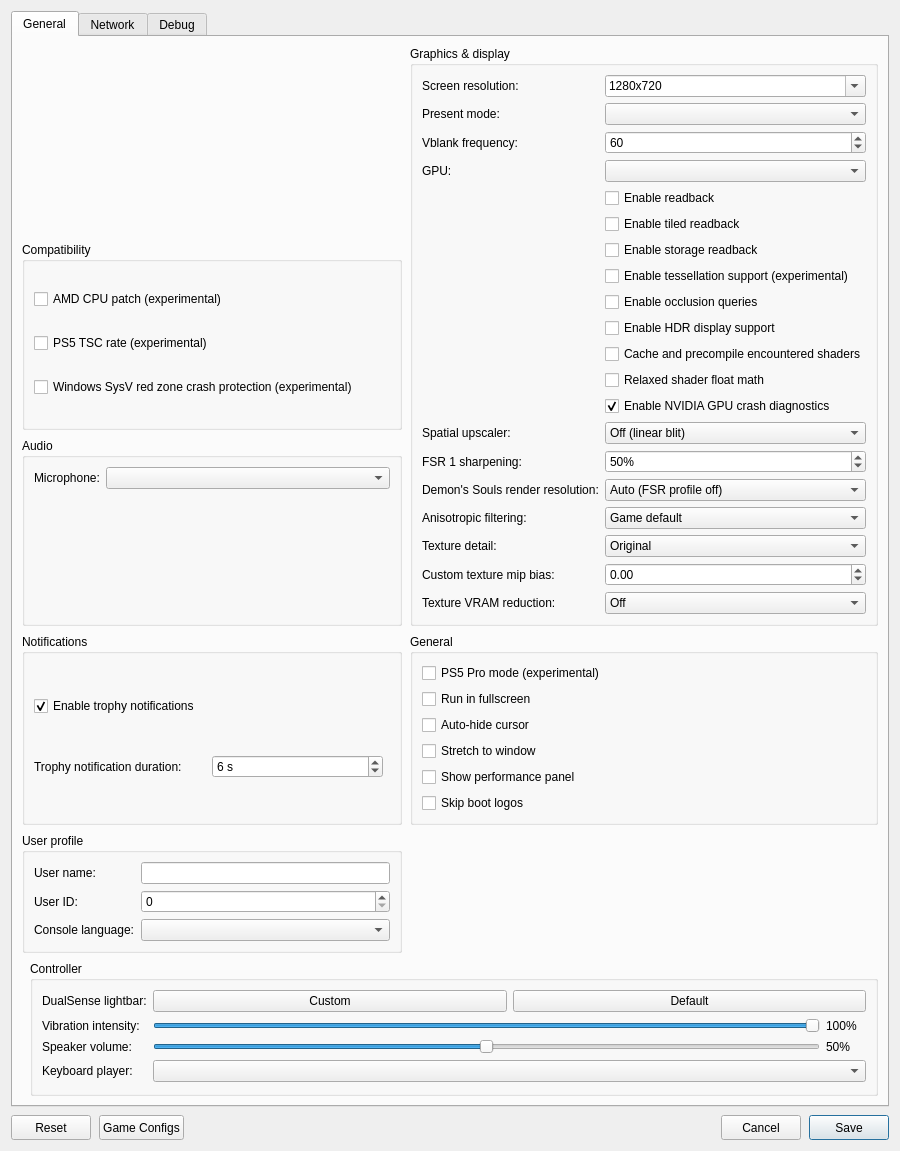
First picture: the form in src/launcher/forms/configuration_edit_dialog.ui, repository TamanGitUser/KytyPS5, before the edit.
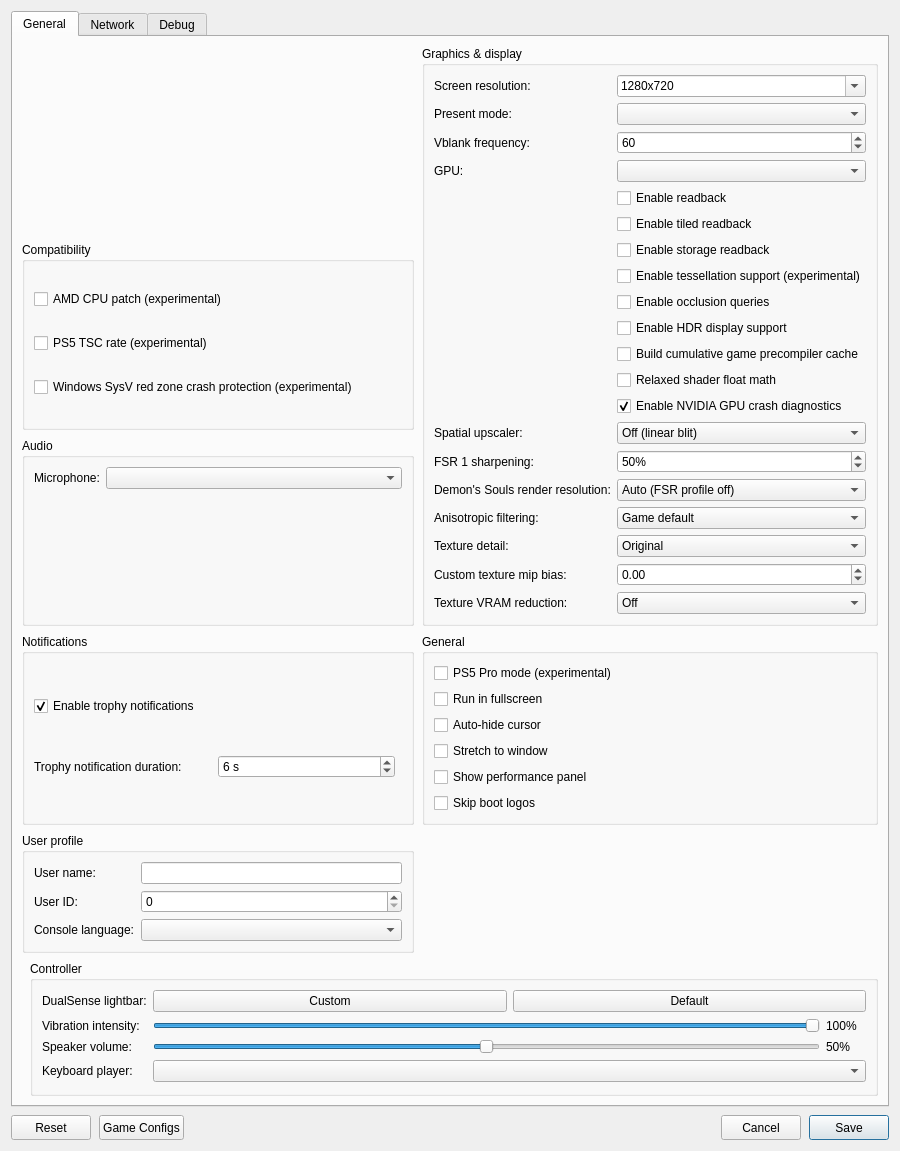
Second picture: the form after the edit. Custom widgets are drawn as their Qt base class.

Commit message: graphics: build cumulative game shader and pipeline precompiler

What changed in the file:
```diff
--- a/src/launcher/forms/configuration_edit_dialog.ui
+++ b/src/launcher/forms/configuration_edit_dialog.ui
@@ -199,8 +199,8 @@
             </item>
             <item row="11" column="1">
              <widget class="QCheckBox" name="checkBox_shader_cache">
-              <property name="toolTip"><string>Record shaders and pipelines this game actually uses, then compile that learned set at a later launch. This does not discover shaders or pipelines the game has never used.</string></property>
-              <property name="text"><string>Cache and precompile encountered shaders</string></property>
+              <property name="toolTip"><string>Build a cumulative game shader/pipeline cache. Each session records newly encountered shader variants and graphics pipeline states; the next compatible launch precompiles the entire stored set. The cache grows as you visit more areas. It cannot discover variants the game has never executed.</string></property>
+              <property name="text"><string>Build cumulative game precompiler cache</string></property>
              </widget>
             </item>
             <item row="12" column="1">
```
The commit also changes 4 other files.
